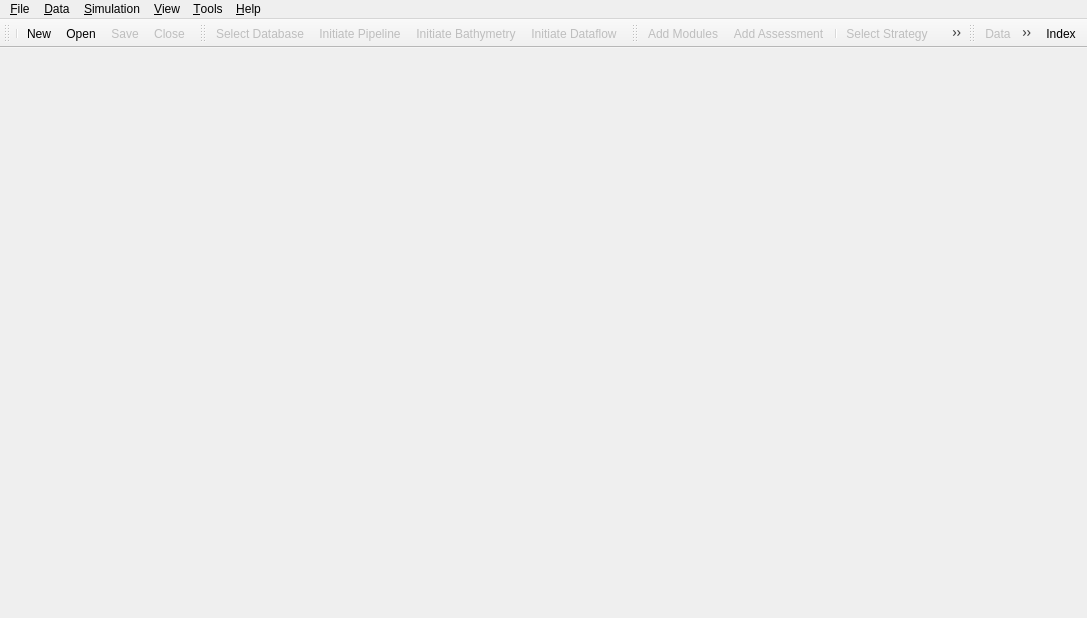
Qt form packages/dtocean-app/designer/shared/mainwindow.ui (DTOcean/dtocean) before a commit.
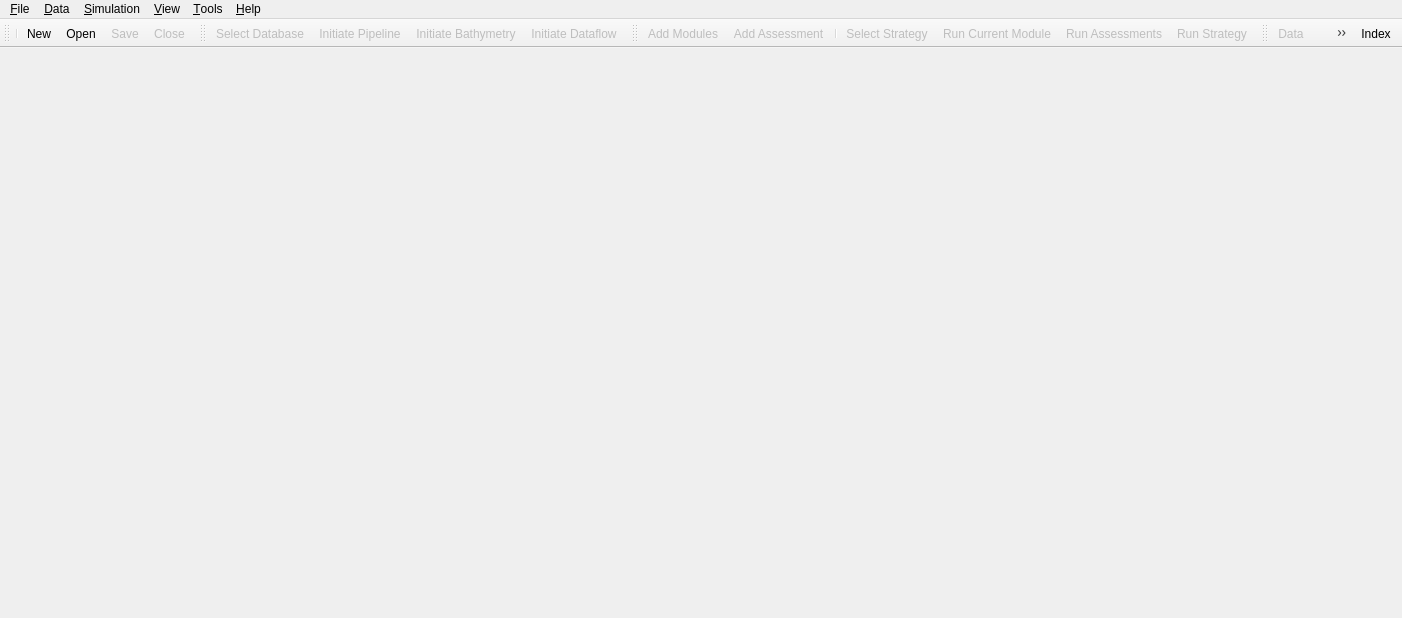
The same form after that commit. Icons and pictures are not drawn.

```diff
--- a/packages/dtocean-app/designer/shared/mainwindow.ui
+++ b/packages/dtocean-app/designer/shared/mainwindow.ui
@@ -6,7 +6,7 @@
    <rect>
     <x>0</x>
     <y>0</y>
-    <width>1087</width>
+    <width>1402</width>
     <height>618</height>
    </rect>
   </property>
@@ -66,8 +66,8 @@
     <rect>
      <x>0</x>
      <y>0</y>
-     <width>1087</width>
-     <height>21</height>
+     <width>1402</width>
+     <height>33</height>
     </rect>
    </property>
    <widget class="QMenu" name="menuFile">
```
Left out of the diff: 6 changed lines with no effect on the pictures.
